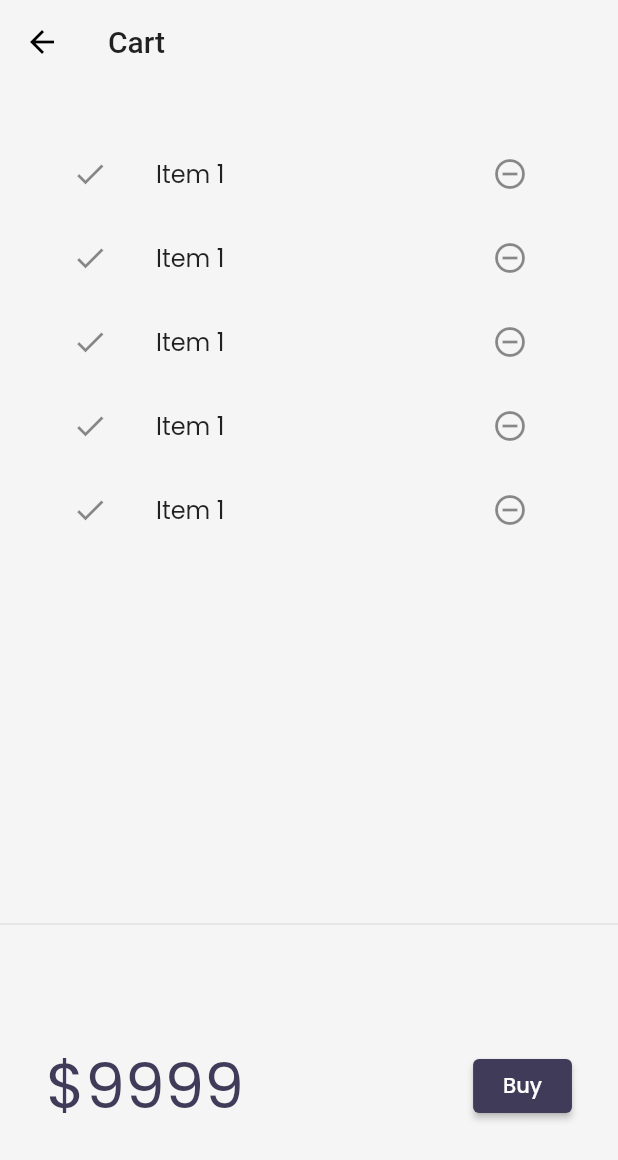
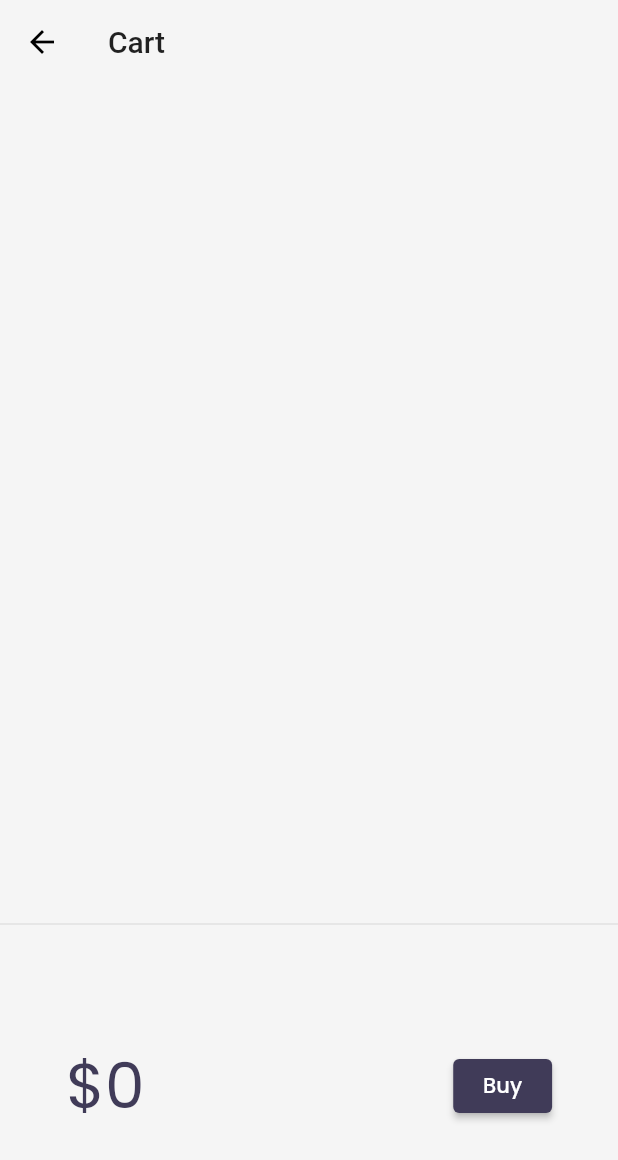
Before and after one commit to Mitali010/Catalog-App, a Flutter app: the Homepage screen opened by its route, after a tap on an icon or button, on a phone screen of 412 x 824 dp. Shown: the top 1160 px of the screen. Run offline on Flutter 3.47's test engine with Material 2 defaults, Android fonts, the phone set to English and light mode, and no system bars; our stand-ins replace google_fonts, velocity_x; network calls fail.

Commit message:
day 20 completed

```diff
--- a/lib/Pages/cart_page.dart
+++ b/lib/Pages/cart_page.dart
@@ -1,3 +1,4 @@
+import 'package:catalog_app/models/cart.dart';
 import 'package:catalog_app/widgets/Themes.dart';
 import 'package:flutter/material.dart';
 import 'package:velocity_x/velocity_x.dart';
@@ -28,12 +29,13 @@ class _CartTotal extends StatelessWidget {
 
   @override
   Widget build(BuildContext context) {
+    final _cart = CartModel();
     return SizedBox(
       height: 200,
       child: Row(
         mainAxisAlignment: MainAxisAlignment.spaceAround,
         children: [
-          "\$9999".text.xl5.color(context.theme.accentColor).make(),
+          "\$${_cart.totalPrice}".text.xl5.color(context.theme.accentColor).make(),
           30.widthBox,
           ElevatedButton(
             onPressed: () {
@@ -58,17 +60,18 @@ class _CartList extends StatefulWidget {
 }
 
 class __CartListState extends State<_CartList> {
+  final _cart = CartModel();
   @override
   Widget build(BuildContext context) {
     return ListView.builder(
-      itemCount: 5,
+      itemCount: _cart.items?.length,
       itemBuilder: (context, index) =>  ListTile(
         leading:  Icon(Icons.done),
         trailing: IconButton(icon:  Icon(Icons.remove_circle_outline),
          onPressed: () {
          },
         ),
-        title: "Item 1".text.make(),
+        title: _cart.items[index].name.text.make(),
       ),
 
 
--- a/lib/models/cart.dart
+++ b/lib/models/cart.dart
@@ -1,6 +1,10 @@
 import 'package:catalog_app/models/catalog.dart';
 
 class CartModel{
+
+  static final cartModel = CartModel.internal();     // singleton class
+  CartModel.internal();
+  factory CartModel() => cartModel;
   // catalog field
    late CatalogModel _catalog;
   // collections of ids - store ids of each items
--- a/lib/models/catalog.dart
+++ b/lib/models/catalog.dart
@@ -1,7 +1,12 @@
 import 'dart:convert';
 
 class CatalogModel {
+  static final catModel = CatalogModel.internal();     // singleton class
+  CatalogModel.internal();
+  factory CatalogModel() => catModel;
    static List<Item> items =[];
+
+  set catalog(CatalogModel catalog) {}
   // Get item by id
   Item getById(int id) => items.firstWhere((element) => element.id == id, orElse:null);
 
--- a/lib/widgets/home_widgets/catalog_list.dart
+++ b/lib/widgets/home_widgets/catalog_list.dart
@@ -1,4 +1,5 @@
  import 'package:catalog_app/Pages/home_detail_page.dart';
+import 'package:catalog_app/models/cart.dart';
 import 'package:catalog_app/models/catalog.dart';
 import 'package:catalog_app/widgets/Themes.dart';
 import 'package:flutter/material.dart';
@@ -64,16 +65,7 @@ class CatalogItem extends StatelessWidget {
                 buttonPadding: EdgeInsets.zero,
                 children: [
                   "\$${catalog.price}".text.bold.xl.make(),
-                  ElevatedButton(
-                    onPressed: () {},
-                    style: ButtonStyle(
-                        backgroundColor: MaterialStateProperty.all(context.theme.buttonColor),
-                        //shape: MaterialStateProperty.all(
-                          //StadiumBorder(),
-                        //)
-                        ),
-                    child: "Add to cart".text.make(),
-                  )
+                  _AddToCart(catalog:catalog)
                 ],
               ).pOnly(right: 8.0)
             ],
@@ -83,3 +75,37 @@ class CatalogItem extends StatelessWidget {
     ).color(context.cardColor).rounded.square(150).make().py16();
   }
 }
+
+class _AddToCart extends StatefulWidget {
+  final Item catalog;
+  const _AddToCart({
+     Key ? key, required this.catalog
+  }) : super(key: key);
+
+  @override
+  State<_AddToCart> createState() => _AddToCartState();
+}
+
+class _AddToCartState extends State<_AddToCart> {
+   bool isAdded = false;
+  @override
+  Widget build(BuildContext context) {
+    return ElevatedButton(
+      onPressed: () {
+        isAdded = isAdded.toggle();
+        final _catalog = CatalogModel();
+        final _cart = CartModel();
+        _cart.catalog = _catalog;
+        _cart.add(widget.catalog);
+        setState(() {});
+      },
+      style: ButtonStyle(
+          backgroundColor: MaterialStateProperty.all(context.theme.buttonColor),
+          //shape: MaterialStateProperty.all(
+            //StadiumBorder(),
+          //)
+          ),
+      child: isAdded ? Icon(Icons.done) :"Add to cart".text.make(),
+    );
+  }
+}
```
